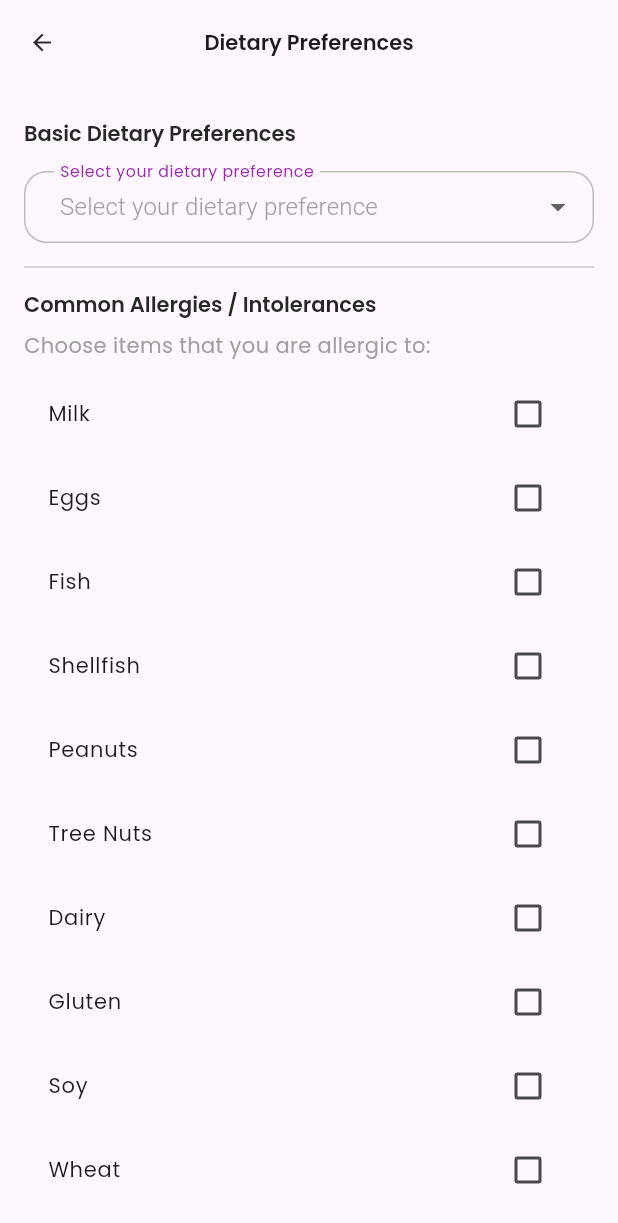
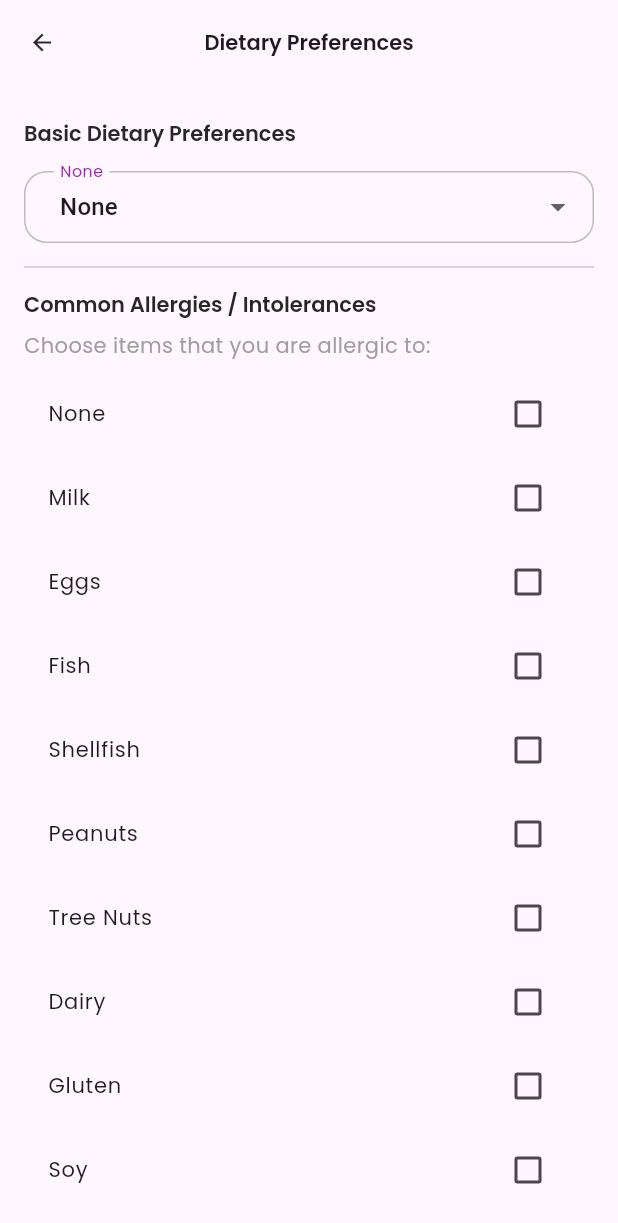
Before and after one commit to aneangel/slugNutrition, a Flutter app: the DietaryPreferencesForm screen opened directly, on a phone screen of 412 x 824 dp. Shown: the top 1223 px of the screen. Run offline on Flutter 3.47's test engine with Material 3 defaults, Android fonts, the phone set to English and light mode, and no system bars; our stand-ins replace cloud_firestore, firebase_auth, firebase_core, flutter_otp_text_field, flutter_riverpod, get and 7 more; missing offline and left inert: flutter_facebook_auth; accounts and stored records are empty.

Commit message:
Linked firebase with dietary preference form, and upgraded the form

```diff
--- a/lib/src/features/core/screens/profile/dietary_preferences/dietary_preferences_form.dart
+++ b/lib/src/features/core/screens/profile/dietary_preferences/dietary_preferences_form.dart
@@ -1,8 +1,11 @@
 
 //##################-----DIETARY-PREFERENCES-FORM------##################
 
+import 'package:cloud_firestore/cloud_firestore.dart';
+import 'package:firebase_auth/firebase_auth.dart';
 import 'package:flutter/material.dart';
 import 'package:slugnutrition/src/constants/sizes.dart';
+import '../../../models/profile/dietary_preferences_model.dart';
 
 
 //---------------------------------DEFINITION----------------------------------
@@ -19,6 +22,7 @@ class _DietaryPreferencesFormState extends State<DietaryPreferencesForm> {
   final _formKey = GlobalKey<FormState>();
   String _selectedDietaryRestriction = 'None'; // Added for dropdown
   final Map<String, bool> _allergies = {
+    'None': false,
     'Milk': false,
     'Eggs': false,
     'Fish': false,
@@ -36,6 +40,7 @@ class _DietaryPreferencesFormState extends State<DietaryPreferencesForm> {
 
   // Additional Preferences
   final Map<String, bool> _preferences = {
+    'None': false,
     'Organic': false,
     'Non-GMO': false,
     'Low-Carb': false,
@@ -47,6 +52,7 @@ class _DietaryPreferencesFormState extends State<DietaryPreferencesForm> {
 
   // Food Dislike/Avoid
   final Map<String, bool> _dislikes = {
+    'None': false,
     'Pork': false,
     'Beef': false,
     'Halal': false,
@@ -79,6 +85,7 @@ class _DietaryPreferencesFormState extends State<DietaryPreferencesForm> {
   double _organicPreference = 0;
   String _foodDislikes = '';
   bool _consent = false;
+  String? _selectedDietaryLaw = '';
 
   get children => null;
 
@@ -138,7 +145,7 @@ class _DietaryPreferencesFormState extends State<DietaryPreferencesForm> {
 
   Widget _buildBasicDietaryRestrictionsSection() {
     List<String> dietaryOptions = ['None', 'Vegetarian', 'Vegan', 'Pescatarian'];
-    String? _selectedDietaryRestriction; // Ensure this is null initially
+    //String? _selectedDietaryRestriction; // Ensure this is null initially
 
     return _buildSectionCard(
       title: 'Basic Dietary Preferences',
@@ -168,7 +175,7 @@ class _DietaryPreferencesFormState extends State<DietaryPreferencesForm> {
           ),
           onChanged: (String? newValue) {
             setState(() {
-              _selectedDietaryRestriction = newValue;
+              _selectedDietaryRestriction = newValue!;
             });
           },
           items: dietaryOptions.map<DropdownMenuItem<String>>((String value) {
@@ -188,17 +195,42 @@ class _DietaryPreferencesFormState extends State<DietaryPreferencesForm> {
 
 
   Widget _buildAllergiesSection() {
-    List<Widget> children = [];
-    children.add(Padding(
-      padding: const EdgeInsets.only(bottom: 8.0), // Add some space below the hint
+    bool _noneSelected = _allergies['None'] ?? false;
+
+    return _buildSectionCard(
+      title: 'Common Allergies / Intolerances',
+      children: [
+        Padding(
+          padding: const EdgeInsets.only(bottom: 8.0),
           child: Text(
-        "Choose items that you are allergic to: ",
-        style: TextStyle(color: Colors.grey), // Make the hint text grey
+            "Choose items that you are allergic to:",
+            style: TextStyle(color: Colors.grey),
           ),
-    )); // Start the children list with the hint.
-
-    _allergies.entries.forEach((entry) {
-      children.add(CheckboxListTile(
+        ),
+        CheckboxListTile(
+          title: Text('None'),
+          value: _noneSelected,
+          onChanged: (bool? newValue) {
+            setState(() {
+              _noneSelected = newValue!;
+              _allergies.forEach((key, _) {
+                if (key != 'None') _allergies[key] = false;
+              });
+              _allergies['None'] = _noneSelected;
+            });
+          },
+        ),
+        AnimatedOpacity(
+          opacity: _noneSelected ? 0.0 : 1.0,
+          duration: Duration(milliseconds: 500),
+          child: AnimatedSize(
+            duration: Duration(milliseconds: 500),
+            child: Visibility(
+              visible: !_noneSelected,
+              child: Column(
+                children: _allergies.entries
+                    .where((entry) => entry.key != 'None')
+                    .map((entry) => CheckboxListTile(
                   title: Text(entry.key),
                   value: entry.value,
                   onChanged: (bool? newValue) {
@@ -209,11 +241,20 @@ class _DietaryPreferencesFormState extends State<DietaryPreferencesForm> {
                       }
                     });
                   },
-      ));
-    });
-
-    if (_showOtherAllergyTextField) {
-      children.add(TextFormField(
+                ))
+                    .toList(),
+              ),
+            ),
+          ),
+        ),
+        Visibility(
+          visible: !_noneSelected && _showOtherAllergyTextField,
+          child: AnimatedOpacity(
+            opacity: _showOtherAllergyTextField ? 1.0 : 0.0,
+            duration: Duration(milliseconds: 500),
+            child: Column(
+              children: [
+                TextFormField(
                   key: const Key('otherAllergyField'),
                   decoration: const InputDecoration(labelText: 'Specify other allergies'),
                   onChanged: (value) {
@@ -221,12 +262,18 @@ class _DietaryPreferencesFormState extends State<DietaryPreferencesForm> {
                       _otherAllergy = value;
                     });
                   },
-      ));
-      children.add(SizedBox(height: 8));
+                ),
+                SizedBox(height: 8),
+              ],
+            ),
+          ),
+        ),
+      ],
+    );
   }
 
-    return _buildSectionCard(title: 'Common Allergies / Intolerances', children: children);
-  }
+
+
 
 
 
@@ -237,7 +284,8 @@ class _DietaryPreferencesFormState extends State<DietaryPreferencesForm> {
 
   Widget _buildReligiousCulturalSection() {
     List<String> dietaryLawsOptions = ['None', 'Halal', 'Kosher'];
-    String? _selectedDietaryLaw; // Ensure this is null initially
+    // Ensure _selectedDietaryLaw is initialized to a valid value or null
+    //String? _selectedDietaryLaw; // Make it nullable to allow no selection initially
 
     return _buildSectionCard(
       title: 'Religious or Cultural Dietary Laws',
@@ -245,8 +293,7 @@ class _DietaryPreferencesFormState extends State<DietaryPreferencesForm> {
         SizedBox(height: 2),
         DropdownButtonFormField<String>(
           decoration: InputDecoration(
-            // Use labelText for the floating label that appears when the dropdown is interacted with
-            labelText: _selectedDietaryLaw ?? 'Select your dietary law',
+            labelText: 'Select your dietary law',
             contentPadding: EdgeInsets.symmetric(vertical: 10.0, horizontal: 20.0),
             border: OutlineInputBorder(borderRadius: BorderRadius.circular(15.0)),
             enabledBorder: OutlineInputBorder(
@@ -258,19 +305,14 @@ class _DietaryPreferencesFormState extends State<DietaryPreferencesForm> {
               borderSide: BorderSide(color: Colors.purple),
             ),
             floatingLabelStyle: TextStyle(color: Colors.purple),
-            floatingLabelBehavior: FloatingLabelBehavior.always, // Ensure the label always floats
           ),
-          value: _selectedDietaryLaw,
-          hint: Text(
-            'Select your dietary law', // This will be shown as a hint in the dropdown button when no item is selected
-            style: TextStyle(color: Colors.grey.shade500, fontWeight: FontWeight.w300), // Lighter, thinner font for the hint
-          ),
+          value: _dietaryLaws, // This can be null, indicating no selection
           onChanged: (String? newValue) {
             setState(() {
-              _selectedDietaryLaw = newValue;
+              _dietaryLaws = newValue!;
             });
           },
-          items: dietaryLawsOptions.map<DropdownMenuItem<String>>((String value) {
+          items: dietaryLawsOptions.map((value) {
             return DropdownMenuItem<String>(
               value: value,
               child: Text(value),
@@ -283,39 +325,63 @@ class _DietaryPreferencesFormState extends State<DietaryPreferencesForm> {
   }
 
 
+
 //-----------------------[WIDGET]:ADDITIONAL PREFERENCES----------------------
 
 
   Widget _buildAdditionalPreferencesSection() {
-    List<Widget> children = [];
+    // Assuming you have a boolean to track if "None" is selected for preferences.
+    bool _noneSelectedForPreferences = _preferences['None'] ?? false;
 
-    // Add a subheading under the main title
-    children.add(Padding(
-      padding: const EdgeInsets.only(bottom: 8.0), // Add some space below the subheading
+    return _buildSectionCard(
+      title: 'Additional Preferences',
+      children: [
+        Padding(
+          padding: const EdgeInsets.only(bottom: 8.0),
           child: Text(
             "Indicate any additional preferences:",
-        style: TextStyle(color: Colors.grey), // Customizing text color and possibly style
+            style: TextStyle(color: Colors.grey),
           ),
-    ));
-
-    // Generate CheckboxListTile for each preference
-    _preferences.keys.forEach((key) {
-      children.add(CheckboxListTile(
-        title: Text(key),
-        value: _preferences[key],
-        onChanged: (bool? value) {
+        ),
+        CheckboxListTile(
+          title: Text('None'),
+          value: _noneSelectedForPreferences,
+          onChanged: (bool? newValue) {
             setState(() {
-            _preferences[key] = value!;
+              _noneSelectedForPreferences = newValue!;
+              if (_noneSelectedForPreferences) {
+                // If "None" is selected, uncheck all other preferences and hide them.
+                _preferences.forEach((key, value) {
+                  _preferences[key] = false;
+                });
+              }
+              _preferences['None'] = _noneSelectedForPreferences;
             });
           },
-        //controlAffinity: ListTileControlAffinity.leading, // Uncomment if you want the checkbox on the left side.
-      ));
+        ),
+        AnimatedSize(
+          duration: Duration(milliseconds: 500),
+          child: Visibility(
+            visible: !_noneSelectedForPreferences,
+            child: Column(
+              children: _preferences.entries.where((entry) => entry.key != 'None').map((entry) {
+                return CheckboxListTile(
+                  title: Text(entry.key),
+                  value: entry.value,
+                  onChanged: (bool? newValue) {
+                    setState(() {
+                      _preferences[entry.key] = newValue!;
                     });
+                  },
+                );
+              }).toList(),
+            ),
+          ),
+        ),
+      ],
+    );
+  }
 
-    // No need for the "Other" option handling here since it's removed from the map.
-
-    return _buildSectionCard(title: 'Additional Preferences', children: children);
-  }
 
 
 
@@ -326,45 +392,79 @@ class _DietaryPreferencesFormState extends State<DietaryPreferencesForm> {
 
 
   Widget _buildFoodDislikesSection() {
-    List<Widget> children = [];
+    // Assuming you have a boolean to track if "None" is selected for food dislikes.
+    bool _noneSelectedForDislikes = _dislikes['None'] ?? false;
 
-    // Add a hint under the heading
-    children.add(Padding(
-      padding: const EdgeInsets.only(bottom: 8.0), // Add some space below the hint
+    return _buildSectionCard(
+      title: 'Food Dislikes',
+      children: [
+        Padding(
+          padding: const EdgeInsets.only(bottom: 8.0),
           child: Text(
             "Choose items that you would like to avoid:",
-        style: TextStyle(color: Colors.grey), // Make the hint text grey
+            style: TextStyle(color: Colors.grey),
           ),
-    ));
-
-    // Generate CheckboxListTile for each dislike
-    _dislikes.entries.forEach((entry) {
-      children.add(CheckboxListTile(
+        ),
+        CheckboxListTile(
+          title: Text('None'),
+          value: _noneSelectedForDislikes,
+          onChanged: (bool? newValue) {
+            setState(() {
+              _noneSelectedForDislikes = newValue!;
+              if (_noneSelectedForDislikes) {
+                // If "None" is selected, uncheck all other dislikes and hide them.
+                _dislikes.forEach((key, value) {
+                  _dislikes[key] = false;
+                });
+              }
+              _dislikes['None'] = _noneSelectedForDislikes;
+            });
+          },
+        ),
+        AnimatedSize(
+          duration: Duration(milliseconds: 500),
+          child: Visibility(
+            visible: !_noneSelectedForDislikes,
+            child: Column(
+              children: _dislikes.entries.where((entry) => entry.key != 'None').map((entry) {
+                return CheckboxListTile(
                   title: Text(entry.key),
                   value: entry.value,
                   onChanged: (bool? newValue) {
                     setState(() {
                       _dislikes[entry.key] = newValue!;
+                      // Handle "Other" text field visibility
                       if (entry.key == 'Other') {
-              _showOtherDislikeTextField = newValue;
+                        _showOtherDislikeTextField = newValue!;
                       }
                     });
                   },
-      ));
-    });
-
-    // Add TextFormField for "Other" if it's selected
-    if (_showOtherDislikeTextField) {
-      children.add(TextFormField(
+                );
+              }).toList(),
+            ),
+          ),
+        ),
+        Visibility(
+          visible: !_noneSelectedForDislikes && _showOtherDislikeTextField,
+          child: Column(
+            children: [
+              TextFormField(
                 key: const Key('otherDislikeField'),
                 decoration: const InputDecoration(labelText: 'Specify other dislikes'),
-        onChanged: (value) => setState(() => _otherDislike = value),
-      ));
-      children.add(SizedBox(height: 8,));
+                onChanged: (value) {
+                  setState(() {
+                    _otherDislike = value;
+                  });
+                },
+              ),
+              SizedBox(height: 8),
+            ],
+          ),
+        ),
+      ],
+    );
   }
 
-    return _buildSectionCard(title: 'Food Dislikes', children: children);
-  }
 
 
 
@@ -373,20 +473,20 @@ class _DietaryPreferencesFormState extends State<DietaryPreferencesForm> {
 
   Widget _buildConsentSection() {
     return Container(
-      padding: EdgeInsets.symmetric(horizontal: 20, vertical: 10), // Adjust padding as needed
+      padding: EdgeInsets.symmetric(horizontal: 10, vertical: 10), // Adjust padding as needed
       child: SwitchListTile(
         title: Text(
           "I consent to the collection and use of my dietary preference information for meal planning purposes.",
           style: TextStyle(
-            color: Colors.grey.shade700,
-            fontSize: 11, // Adjust font size as needed
+            color: Colors.grey.shade600,
+            fontSize: 12, // Adjust font size as needed
           ),
         ),
         value: _consent,
         onChanged: (bool value) {
           setState(() => _consent = value);
         },
-        activeColor: Colors.green, // Color when the switch is ON
+        activeColor: Colors.teal, // Color when the switch is ON
         inactiveThumbColor: Colors.grey.shade400, // Color when the switch is OFF
         inactiveTrackColor: Colors.grey.shade300, // Track color when the switch is OFF
       ),
@@ -450,18 +550,99 @@ class _DietaryPreferencesFormState extends State<DietaryPreferencesForm> {
   //----------------------[FUNCTION]:SUBMIT FORM-----------------------------
 
 
-  void _submitForm() {
+  void _submitForm() async {
     if (_formKey.currentState!.validate()) {
       if (_consent) {
-        ScaffoldMessenger.of(context).showSnackBar(
-          SnackBar(content: Text('Preferences saved')),
+        _formKey.currentState!.save(); // Save the form state if you're using FormFields with onSaved properties.
+
+        User? user = FirebaseAuth.instance.currentUser; // Get the currently logged-in user.
+
+        if (user != null && user.email != null) {
+          // Prepare the DietaryPreferences object
+          DietaryPreferences form = DietaryPreferences(
+            dietaryRestriction: _selectedDietaryRestriction,
+            dietaryLaw: _dietaryLaws,
+            allergies: _allergies,
+            preferences: _preferences,
+            dislikes: _dislikes,
+            consent: _consent,
           );
+
+          try {
+            Map<String, dynamic> formData = form.toJson();
+            // Check if the user's dietary preferences document already exists
+            DocumentSnapshot userPreferences = await FirebaseFirestore.instance
+                .collection('users')
+                .doc(user.email)
+                .collection('forms')
+                .doc('dietaryPreferencesForm')
+                .get();
+
+            if (userPreferences.exists) {
+              // Update the existing document
+              await FirebaseFirestore.instance
+                  .collection('users')
+                  .doc(user.email)
+                  .collection('forms')
+                  .doc('dietaryPreferencesForm')
+                  .update(formData);
             } else {
-        // Show a more specific message when consent is not given
-        ScaffoldMessenger.of(context).showSnackBar(
-          SnackBar(content: Text('Please accept the terms and conditions to proceed')),
+              // Create a new document if it doesn't exist
+              await FirebaseFirestore.instance
+                  .collection('users')
+                  .doc(user.email)
+                  .collection('forms')
+                  .doc('dietaryPreferencesForm')
+                  .set(formData);
+            }
+
+            // Show success message or navigate
+            showDialog(
+              context: context,
+              builder: (BuildContext context) {
+                return AlertDialog(
+                  title: Text('Success'),
+                  content: Text('Your preferences have been successfully saved.'),
+                  actions: [
+                    TextButton(
+                      onPressed: () => Navigator.of(context).pop(), // Close the dialog
+                      child: Text('OK'),
+                    ),
+                  ],
+                );
+              },
+            );
+          } catch (e) {
+            // Handle errors if Firestore submission fails
+            print(e); // For debugging, print the error
+            // Show an error dialog or handle the error appropriately
+          }
+        }
+      } else {
+        // Show a dialog asking the user to accept the terms and conditions
+        showDialog(
+          context: context,
+          builder: (BuildContext context) {
+            return AlertDialog(
+              title: Text('Consent Required'),
+              content: Text('Please accept the terms and conditions to proceed.'),
+              actions: [
+                TextButton(
+                  onPressed: () => Navigator.of(context).pop(), // Close the dialog
+                  child: Text('Understood'),
+                ),
+              ],
+            );
+          },
         );
       }
     }
   }
+
+
+
+
+
+
+
 }
```
Lines whose indentation alone changed are shown as unchanged.
